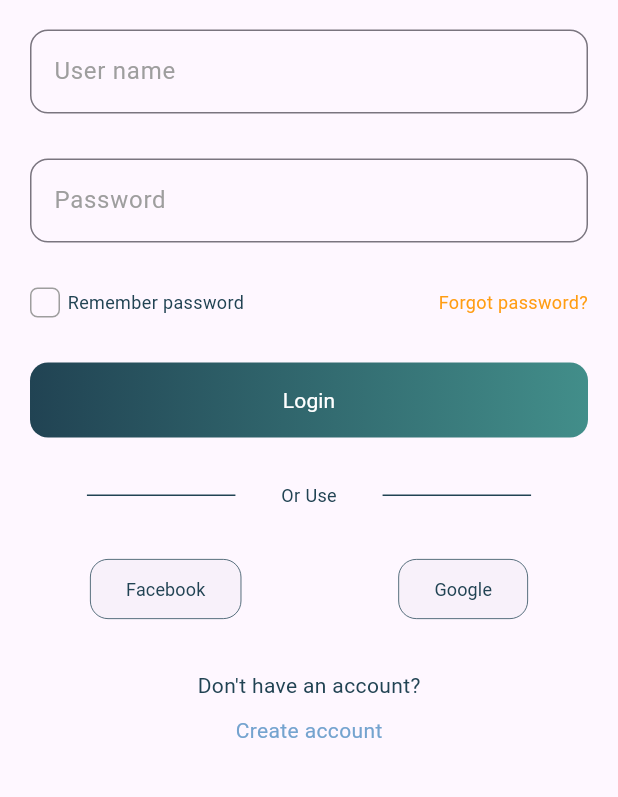
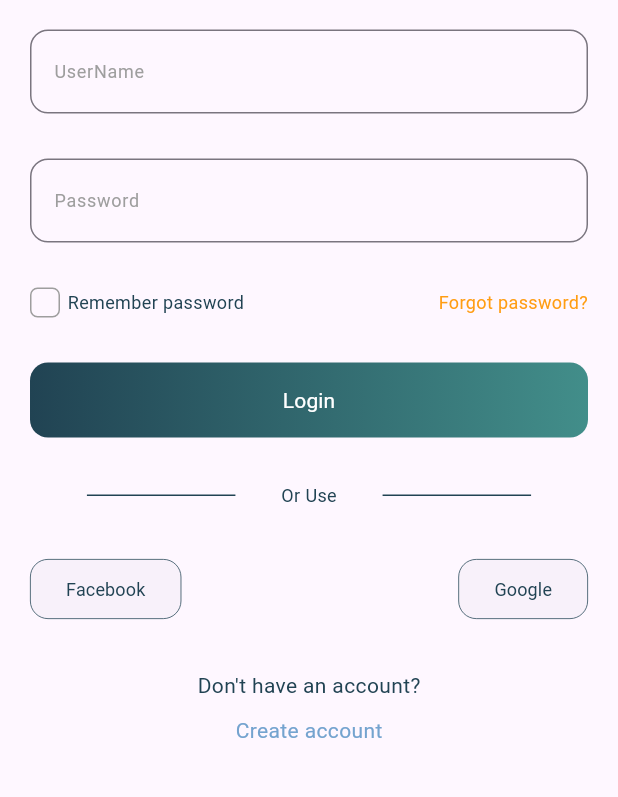
Before and after one commit to ENSIA-AI/Wise-Dose, a Flutter app: the screen it shows after launch, after a tap on "Login", on a phone screen of 412 x 824 dp, the part 200-997 px from its top. Run offline on Flutter 3.47's test engine with Material 3 defaults, Android fonts, the phone set to English and light mode, and no system bars.

Commit message:
added custom textField classful widget

```diff
--- a/lib/views/screens/login.dart
+++ b/lib/views/screens/login.dart
@@ -5,6 +5,7 @@ import 'package:flutter/material.dart';
 import 'package:wise_dose/views/themes/style_simple/colors.dart';
 import 'package:wise_dose/views/themes/style_simple/styles.dart';
 import 'package:wise_dose/views/widgets/gradient_button.dart';
+import 'package:wise_dose/views/widgets/text_field.dart';
 
 class Login extends StatefulWidget {
   const Login({super.key});
@@ -14,46 +15,42 @@ class Login extends StatefulWidget {
 }
 
 class _LoginState extends State<Login> {
+
+  final _formGlobalKey = GlobalKey<FormState>();
+
   @override
   Widget build(BuildContext context) {
     return Scaffold(
-      body: Center(
+      body: SingleChildScrollView(
+        child:Center(
+        child: Container(
+          margin: const EdgeInsets.symmetric(horizontal: 20),
           child: Column(
           crossAxisAlignment: CrossAxisAlignment.center,
           children: [
             Container(
               margin: const EdgeInsets.only(top: 20, bottom: 20),
-              child: Image.asset("assets/images/Logo.png", ),
+              child: Image.asset("assets/images/Logo.png",),
             ),
-            Container(
-              margin: const EdgeInsets.symmetric(horizontal: 20.0),
-              child: TextField(
-                decoration: InputDecoration(
-                  border: OutlineInputBorder(
-                    borderRadius: BorderRadius.circular(12)
-                  ),
-                  hintText: 'User name',
-                  hintStyle: const TextStyle(color: Colors.grey),
-                ),
-              ),
-            ),
-            const SizedBox(height: 30),
-            Container(
-              margin: const EdgeInsets.symmetric(horizontal: 20.0),
-              child: TextField(
-                decoration: InputDecoration(
-                  border: OutlineInputBorder(
-                    borderRadius: BorderRadius.circular(12),
-                  ),
-                  hintText: 'Password',
-                  hintStyle: const TextStyle(color: Colors.grey),
-                ),
-              ),
-            ),
-            const SizedBox(height: 30),
-            Container(
-              margin: const EdgeInsets.symmetric(horizontal: 20.0),
-              child: Row(
+            Form(
+              key : _formGlobalKey,
+              child: Column(
+                children: [
+                  CustomTextFormField(label: "UserName", hint: "UserName", validate: (value){
+                    if(value == null || value == "a"){
+                      return "aaaaa error";
+                    }
+                    return null;
+                  }),
+                  const SizedBox(height: 30,),
+                  CustomTextFormField(label: "Password", hint: "Password", validate: (value){
+                    if(value == null || value == "a"){
+                      return "aaaaa error";
+                    }
+                    return null;
+                  }),
+                  const SizedBox(height: 30,),
+                  Row(
                         children: [
                           Expanded(
                             child: Row(
@@ -77,11 +74,14 @@ class _LoginState extends State<Login> {
                           const Text("Forgot password?",  style: orangeParagraphText,)
                         ]
                       ),
+                  const SizedBox(height: 30),
+                  GradientButton(onPressed: (){
+                    _formGlobalKey.currentState!.validate();
+                  },
+                  text: "Login",
+                  gradient: buttonColor),
+                ],
               ),
-            const SizedBox(height: 30),
-            Container(
-              margin: const EdgeInsets.symmetric(horizontal: 20.0),
-              child: GradientButton(onPressed: (){}, text: "Login", gradient: buttonColor),
             ),
             const SizedBox(height: 30),
             Row(
@@ -103,9 +103,7 @@ class _LoginState extends State<Login> {
               ],
             ),
             const SizedBox(height: 30),
-            Container(
-              margin: const EdgeInsets.symmetric(horizontal: 60),
-              child: Row(
+            Row(
               children: [
                 ElevatedButton(
                   onPressed: (){},
@@ -142,7 +140,6 @@ class _LoginState extends State<Login> {
                 ),
               ],
             ),
-            ),
             const SizedBox(height: 30),
             const Text("Don't have an account?", style: TextStyle(
                 fontSize: 14,
@@ -158,7 +155,9 @@ class _LoginState extends State<Login> {
             )
           ]
         )
-        ),
+        )
+
+        ),)
     );
   }
 }
--- a/lib/views/widgets/text_field.dart
+++ b/lib/views/widgets/text_field.dart
@@ -1,61 +1,42 @@
 import 'package:flutter/material.dart';
 import 'package:wise_dose/views/themes/style_simple/colors.dart';
 
-class CustomTextField extends StatefulWidget {
+class CustomTextFormField extends StatefulWidget {
+  final String label;
   final String hint;
-  /* final TextEditingController controller;
-  final String? Function(String) validateInput; */
+  final String? Function(String?)? validate;
 
-  const CustomTextField({
+  const CustomTextFormField({
     super.key,
+    required this.label,
     required this.hint,
-    /* required this.controller,
-    required this.validateInput, */
+    required this.validate,
   });
 
   @override
-  // ignore: library_private_types_in_public_api
-  _CustomTextFieldState createState() => _CustomTextFieldState();
+  State<CustomTextFormField> createState() => _CustomTextFormFieldState();
 }
 
-class _CustomTextFieldState extends State<CustomTextField> {
-  final FocusNode _focusNode = FocusNode();
-  String? _errorText;
-  Color _borderColor = Colors.grey;
 
-  @override
-  void initState() {
-    super.initState();
-    _focusNode.addListener(() {
-      setState(() {
-        _borderColor = _focusNode.hasFocus ? lightBlue : Colors.grey;
-      });
-    });
-  }
-
+class _CustomTextFormFieldState extends State<CustomTextFormField> {
   @override
   Widget build(BuildContext context) {
-    return SizedBox(
-      height: 60,
-      child: TextField(
-        //controller: widget.controller,
-        focusNode: _focusNode, // FocusNode to track focus state
-        decoration: InputDecoration(
-          border: OutlineInputBorder(
-            borderRadius: BorderRadius.circular(12),
-            borderSide: BorderSide(color: _borderColor),
-          ),
-          hintText: widget.hint,
-          hintStyle: const TextStyle(color: Colors.grey),
-          errorText: _errorText,
-          contentPadding: const EdgeInsets.symmetric(
-            vertical: 12.0,
-            horizontal: 12.0,
-          ),
-          floatingLabelBehavior: FloatingLabelBehavior.always, // Floating label
-          labelText: widget.hint, // Hint will act as label
+    return TextFormField(
+      cursorColor: lightBlue,
+      decoration: InputDecoration(
+        border: OutlineInputBorder(
+          borderRadius: BorderRadius.circular(12),
         ),
+        focusedBorder: OutlineInputBorder(
+          borderRadius: BorderRadius.circular(12.0), // Border radius when focused
+          borderSide: const BorderSide(color: lightBlue, width: 2.0),
+        ),
+        hintText: widget.hint,
+        hintStyle: const TextStyle(color: Colors.grey, fontSize: 14),
+        labelText: widget.label,
+        labelStyle: const TextStyle(color: Colors.grey, fontSize: 12),
       ),
+      validator: widget.validate,
     );
   }
 }
--- a/pubspec.yaml
+++ b/pubspec.yaml
@@ -28,6 +28,7 @@ environment:
 # the latest version available on pub.dev. To see which dependencies have newer
 # versions available, run `flutter pub outdated`.
 dependencies:
+  flutter_svg: any
   flutter:
     sdk: flutter
 
@@ -90,6 +91,7 @@ flutter:
   # see https://flutter.dev/to/font-from-package
   assets:
     - assets/images/Logo.png
+    - assets/images/Logo.svg
 
 
   fonts:
```
Also changed, not shown: lib/views/themes/style_simple/styles.dart (+0 -41 lines), assets/images/Logo.svg (added), pubspec.lock. Lines whose indentation alone changed are shown as unchanged.
